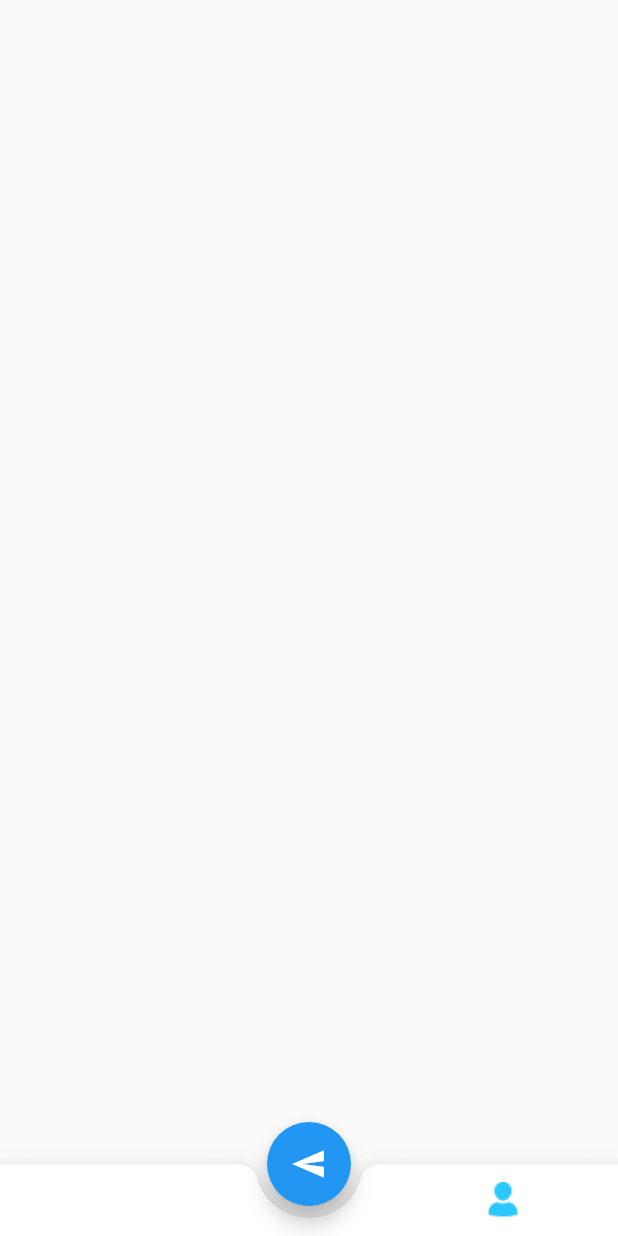
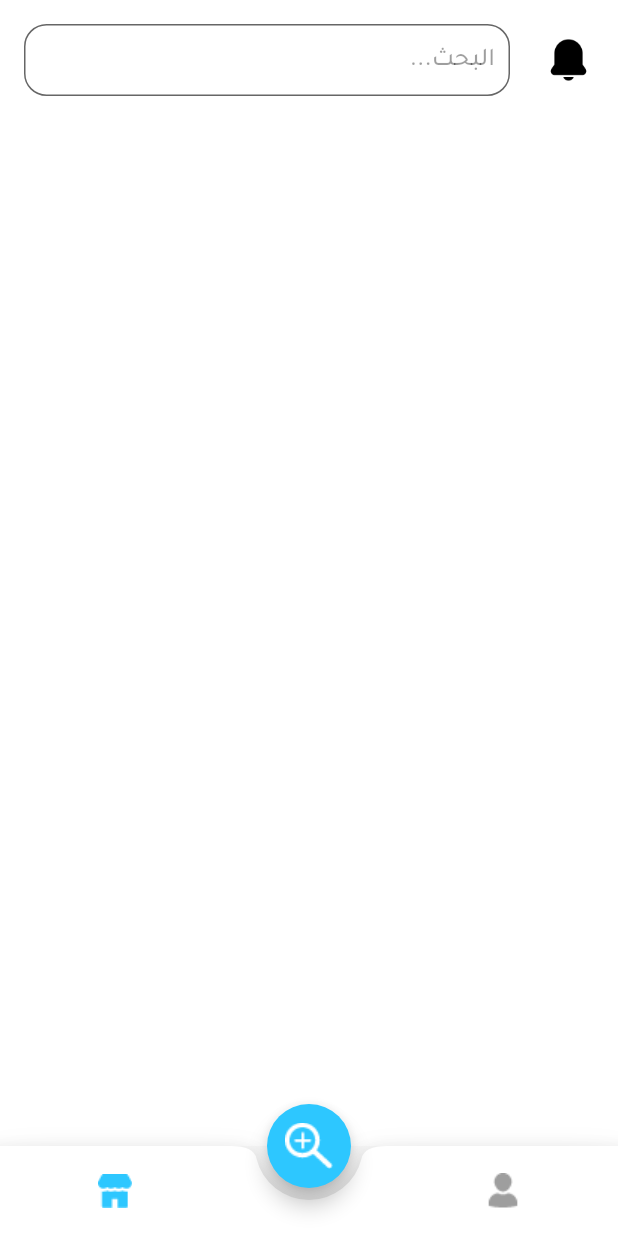
Before and after one commit to Mostafa-Osman/lost_app, a Flutter app: the HomeScreen screen opened directly, on a phone screen of 412 x 824 dp. Run offline on Flutter 3.47's test engine with Material 2 defaults, Android fonts, the phone set to English and light mode, and no system bars; our stand-ins replace hexcolor, smooth_page_indicator; missing offline and left inert: flutter_verification_code.

Commit message:
update component

```diff
--- /dev/null
+++ b/lib/home/bottom_navigation_bar.dart
@@ -0,0 +1,117 @@
+import 'package:flutter/material.dart';
+import 'package:hexcolor/hexcolor.dart';
+import 'package:lost_app/shared/components/text_form_field_class.dart';
+
+class HomeScreen extends StatefulWidget {
+  @override
+  _HomeScreenState createState() => _HomeScreenState();
+}
+
+class _HomeScreenState extends State<HomeScreen> {
+  TextEditingController controller = TextEditingController();
+  Color bottomNavBarAccColor = Colors.grey;
+  Color bottomNavBarHomeColor = HexColor('#2DC7FF');
+
+  PreferredSizeWidget appbar() {
+    return AppBar(
+      backgroundColor: Colors.white,
+      elevation: 0.0,
+      toolbarHeight: 80,
+      title: Container(
+
+          decoration: BoxDecoration(
+            color: Colors.white,
+            borderRadius: BorderRadius.circular(20),
+          ),
+          child: TextFormFieldClass(
+            controller: controller,
+            textHint: 'البحث...',
+          )),
+      leading: Padding(
+        padding: const EdgeInsets.only(right: 10.0),
+        child: IconButton(
+          iconSize: 0.5,
+          icon: Image.asset(
+          'assets/icons/notification.png',
+          color: Colors.black,
+        ),
+          onPressed: () {},
+        ),
+      ),
+    );
+  }
+
+  @override
+  Widget build(BuildContext context) {
+    return Scaffold(
+      appBar: appbar(),
+
+      body: Container(
+        color: Colors.white,
+      ),
+
+      floatingActionButton: FloatingActionButton(
+        backgroundColor: HexColor('#2DC7FF'),
+        //Floating action button on Scaffold
+        onPressed: () {
+          //code to execute on button press
+        },
+        child: Image.asset(
+          'assets/icons/post.png',
+          color: Colors.white,
+        ), //icon inside button
+      ),
+
+      floatingActionButtonLocation: FloatingActionButtonLocation.centerDocked,
+      //floating action button position to center
+
+
+      bottomNavigationBar: BottomAppBar(
+        //bottom navigation bar on scaffold
+        color: Colors.white,
+        shape: CircularNotchedRectangle(),
+        elevation: 10.0,
+        //shape of notch
+        notchMargin: 8,
+        //notche margin between floating button and bottom appbar
+        child: Container(
+          height: 60,
+          child: Row(
+            //children inside bottom appbar
+            mainAxisSize: MainAxisSize.max,
+            mainAxisAlignment: MainAxisAlignment.spaceAround,
+            children: <Widget>[
+              IconButton(
+                icon: Image.asset(
+                  'assets/icons/account.png',
+                  color: bottomNavBarAccColor,
+                ),
+                onPressed: () {
+                  setState(() {
+                    bottomNavBarAccColor = HexColor('#2DC7FF');
+                    bottomNavBarHomeColor = Colors.grey;
+                  });
+                },
+              ),
+              SizedBox(
+                width: 0,
+              ),
+              IconButton(
+                icon: Image.asset(
+                  'assets/icons/home.png',
+                  color: bottomNavBarHomeColor,
+                ),
+                onPressed: () {
+                  setState(() {
+                    bottomNavBarHomeColor = HexColor('#2DC7FF');
+                    bottomNavBarAccColor = Colors.grey;
+                  });
+                },
+              ),
+            ],
+          ),
+        ),
+      ),
+    );
+  }
+}
--- a/lib/home/home.dart
+++ /dev/null
@@ -1,55 +0,0 @@
-import 'package:flutter/material.dart';
-
-class HomeScreen extends StatefulWidget {
-  @override
-  _HomeScreenState createState() => _HomeScreenState();
-}
-
-class _HomeScreenState extends State<HomeScreen> {
-  @override
-  Widget build(BuildContext context) {
-    return Scaffold(
-      floatingActionButton: FloatingActionButton(
-        //Floating action button on Scaffold
-        onPressed: () {
-          //code to execute on button press
-        },
-        child: Icon(Icons.send), //icon inside button
-      ),
-
-      floatingActionButtonLocation: FloatingActionButtonLocation.centerDocked,
-      //floating action button position to center
-
-      bottomNavigationBar: BottomAppBar(
-        //bottom navigation bar on scaffold
-        color: Colors.white,
-        shape: CircularNotchedRectangle(),
-
-        //shape of notch
-        notchMargin: 8,
-        //notche margin between floating button and bottom appbar
-        child: Row(
-          //children inside bottom appbar
-          mainAxisSize: MainAxisSize.max,
-          mainAxisAlignment: MainAxisAlignment.spaceAround,
-          children: <Widget>[
-            IconButton(
-              icon: Image.asset('assets/icons/account.png'),
-              onPressed: () {},
-            ),
-            SizedBox(
-              width: 0,
-            ),
-            IconButton(
-              icon: Icon(
-                Icons.search,
-                color: Colors.white,
-              ),
-              onPressed: () {},
-            ),
-          ],
-        ),
-      ),
-    );
-  }
-}
--- a/lib/main.dart
+++ b/lib/main.dart
@@ -1,6 +1,6 @@
 import 'package:flutter/material.dart';
 import 'package:flutter_localizations/flutter_localizations.dart';
-import 'package:lost_app/home/home.dart';
+import 'package:lost_app/home/bottom_navigation_bar.dart';
 
 
 import 'modules/login/forget_password.dart';
@@ -30,7 +30,7 @@ class MyApp extends StatelessWidget {
       supportedLocales: [
         Locale('ar', ''),
       ],
-      home: SplashScreen(),
+      home: HomeScreen(),
     );
   }
 }
--- a/pubspec.yaml
+++ b/pubspec.yaml
@@ -25,7 +25,7 @@ dependencies:
     sdk: flutter
   smooth_page_indicator: ^1.0.0+2
   flutter_verification_code: ^1.1.0
-  splashscreen:
+  hexcolor: ^2.0.5
 
 
 
```
Also changed, not shown: assets/icons/home.png (added), assets/icons/notification.png (added), assets/icons/post.png (added), lib/home/account.dart (added), lib/home/post.dart (added), pubspec.lock, 4 other files.
